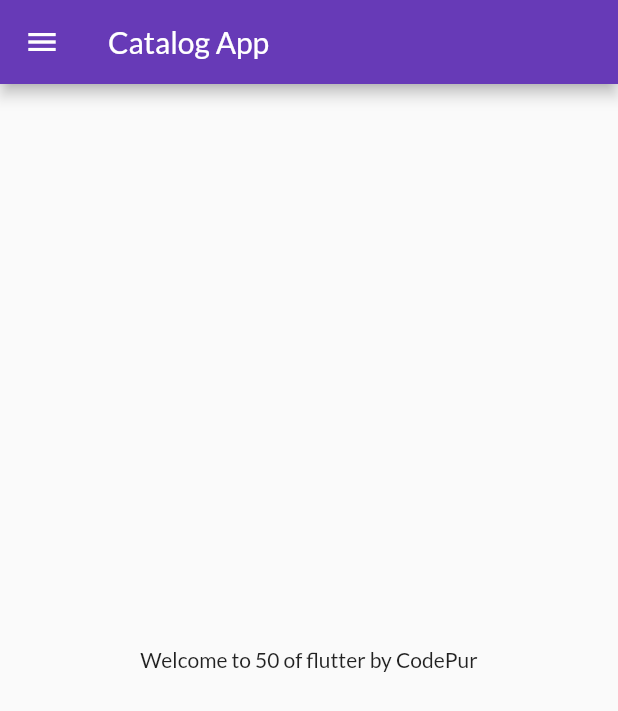
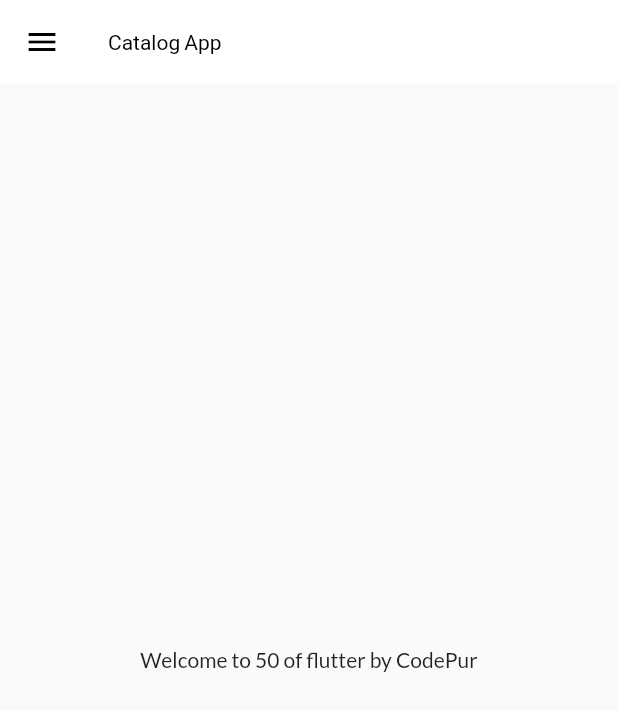
Before and after one commit to Pawan-Dev3/30DaysOfFlutter, a Flutter app: the screen it shows after launch, on a phone screen of 412 x 824 dp. Shown: the top 711 px of the screen. Run offline on Flutter 3.47's test engine with Material 2 defaults, Android fonts, the phone set to English and light mode, and no system bars; our stand-ins replace google_fonts.

Commit message:
themes extracted

```diff
--- a/lib/main.dart
+++ b/lib/main.dart
@@ -2,6 +2,7 @@ import 'package:flutter/material.dart';
 import 'package:flutter_application_1/pages/home_page.dart';
 import 'package:flutter_application_1/pages/login_page.dart';
 import 'package:flutter_application_1/utils/routes.dart';
+import 'package:flutter_application_1/widgets/themes.dart';
 import 'package:google_fonts/google_fonts.dart';
 
 void main() {
@@ -10,20 +11,16 @@ void main() {
 
 class MyApp extends StatelessWidget {
   const MyApp({super.key});
+
   @override
   Widget build(BuildContext context) {
     return MaterialApp(
+
         //home: HomePage(),
         themeMode: ThemeMode.light,
-        theme: ThemeData(
-          primarySwatch: Colors.deepPurple,
-          fontFamily: GoogleFonts.lato().fontFamily,
-        ),
-        darkTheme: ThemeData(
-          brightness: Brightness.dark,
-          primarySwatch: Colors.red,
-        ),
-        debugShowCheckedModeBanner: false ,
+        theme: MyTheme.lightTheme(context),
+        darkTheme: MyTheme.darkTheme(context),
+        debugShowCheckedModeBanner: false,
         //routes
         initialRoute: MyRoutes.homeRoute,
         routes: {
--- a/lib/pages/home_page.dart
+++ b/lib/pages/home_page.dart
@@ -19,7 +19,6 @@ class HomePage extends StatelessWidget {
         ),
       ),
       drawer: MyDrawer(),
-
     );
   }
 }
--- /dev/null
+++ b/lib/widgets/themes.dart
@@ -0,0 +1,19 @@
+import 'package:flutter/material.dart';
+import 'package:google_fonts/google_fonts.dart';
+
+class MyTheme {
+  static ThemeData lightTheme(BuildContext context) => ThemeData(
+      primarySwatch: Colors.deepPurple,
+      fontFamily: GoogleFonts.lato().fontFamily,
+      appBarTheme: AppBarTheme(
+        color: Colors.white,
+        elevation: 0.0,
+        titleTextStyle: TextStyle(color: Colors.black),
+        iconTheme: IconThemeData(color: Colors.black),
+      ));
+
+  static ThemeData darkTheme(BuildContext context) => ThemeData(
+        brightness: Brightness.dark,
+        primarySwatch: Colors.red,
+      );
+}
```
Lines whose indentation alone changed are shown as unchanged.
